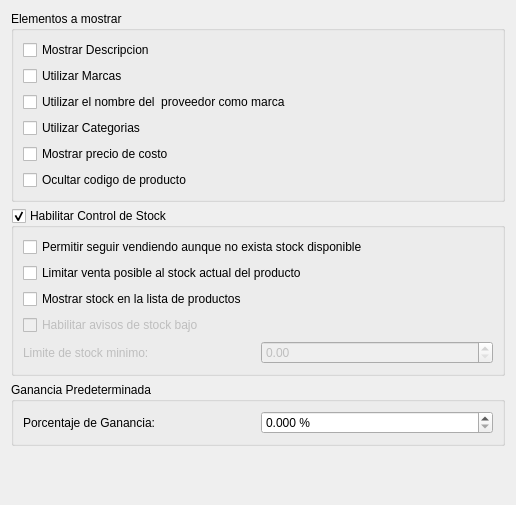
Old version of the form plugins/productos/FormPrefProductosBase.ui in the repository tranfuga25s/gestotux.
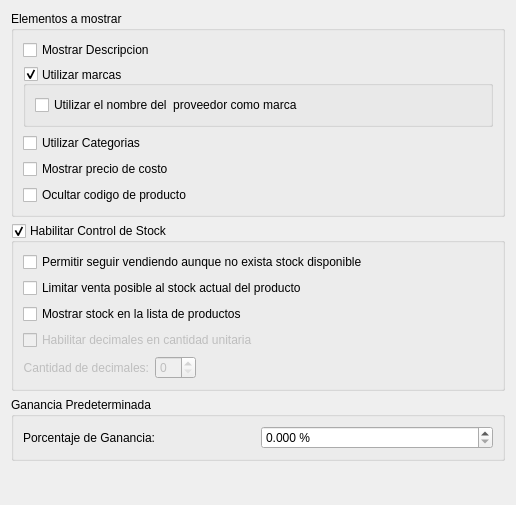
New version of the form.

Commit message: Agregado preferencias de cantidad de elementos en decimales. issue #117.

Diff of the .ui file:
```diff
--- a/plugins/productos/FormPrefProductosBase.ui
+++ b/plugins/productos/FormPrefProductosBase.ui
@@ -28,17 +28,28 @@
        </widget>
       </item>
       <item>
-       <widget class="QCheckBox" name="CkBMarcas">
-        <property name="text">
-         <string>Utilizar Marcas</string>
+       <widget class="QGroupBox" name="GBMarcas">
+        <property name="title">
+         <string>Utilizar marcas</string>
         </property>
-       </widget>
-      </item>
-      <item>
-       <widget class="QCheckBox" name="CkBMarcaProveedor">
-        <property name="text">
-         <string>Utilizar el nombre del  proveedor como marca</string>
+        <property name="alignment">
+         <set>Qt::AlignLeading|Qt::AlignLeft|Qt::AlignVCenter</set>
         </property>
+        <property name="flat">
+         <bool>false</bool>
+        </property>
+        <property name="checkable">
+         <bool>true</bool>
+        </property>
+        <layout class="QGridLayout" name="gridLayout">
+         <item row="0" column="0">
+          <widget class="QCheckBox" name="CkBMarcaProveedor">
+           <property name="text">
+            <string>Utilizar el nombre del  proveedor como marca</string>
+           </property>
+          </widget>
+         </item>
+        </layout>
        </widget>
       </item>
       <item>
@@ -113,7 +124,7 @@
          <bool>false</bool>
         </property>
         <property name="text">
-         <string>Habilitar avisos de stock bajo</string>
+         <string>Habilitar decimales en cantidad unitaria</string>
         </property>
        </widget>
       </item>
@@ -125,7 +136,10 @@
            <bool>false</bool>
           </property>
           <property name="text">
-           <string>Limite de stock minimo:</string>
+           <string>Cantidad de decimales:</string>
+          </property>
+          <property name="alignment">
+           <set>Qt::AlignRight|Qt::AlignTrailing|Qt::AlignVCenter</set>
           </property>
           <property name="buddy">
            <cstring>DSBLimiteMinimo</cstring>
@@ -133,12 +147,25 @@
          </widget>
         </item>
         <item>
-         <widget class="QDoubleSpinBox" name="DSBLimiteMinimo">
+         <widget class="QSpinBox" name="DSBLimiteMinimo">
           <property name="enabled">
            <bool>false</bool>
           </property>
          </widget>
         </item>
+        <item>
+         <spacer name="horizontalSpacer">
+          <property name="orientation">
+           <enum>Qt::Horizontal</enum>
+          </property>
+          <property name="sizeHint" stdset="0">
+           <size>
+            <width>40</width>
+            <height>20</height>
+           </size>
+          </property>
+         </spacer>
+        </item>
        </layout>
       </item>
      </layout>
```
Left out of the diff: 44 changed lines with no effect on the pictures. The commit also changes 1 other file.
